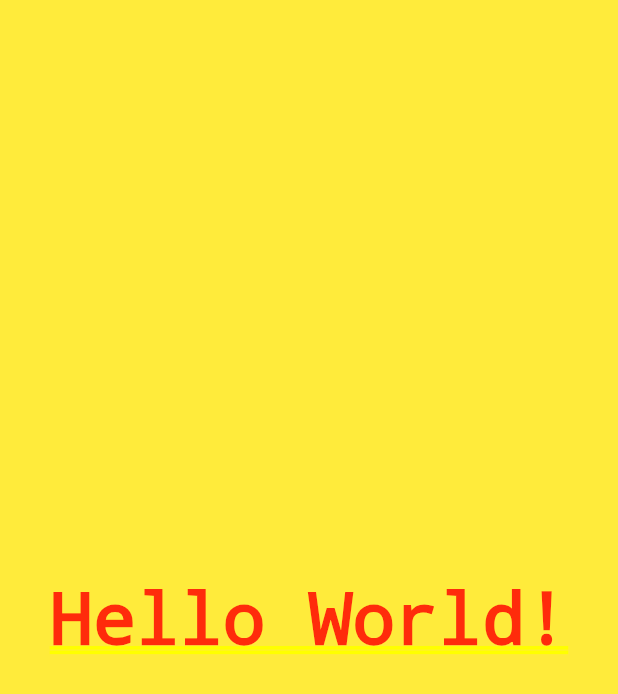
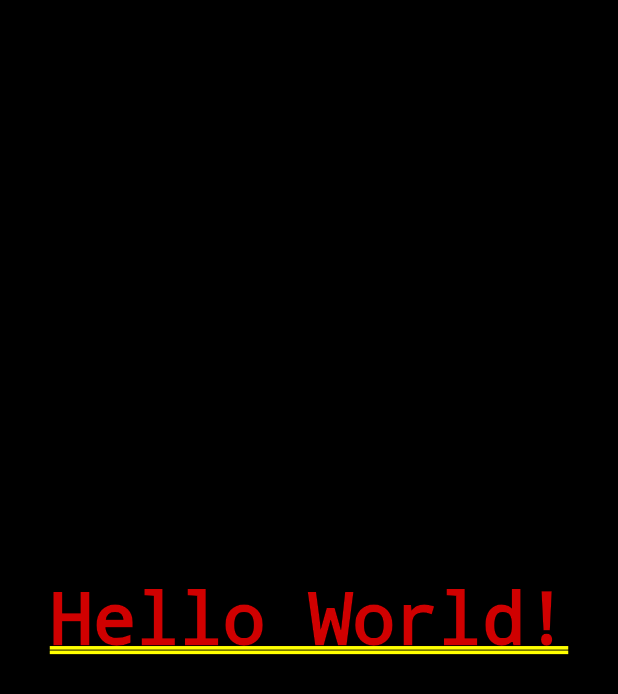
Before and after one commit to barrosar2022/programacao_para_dispositivos_moveis, a Flutter app: the screen it shows after launch, on a phone screen of 412 x 824 dp. Shown: the top 694 px of the screen. Run offline on Flutter 3.47's test engine with Material 2 defaults, Android fonts, the phone set to English and light mode, and no system bars.

Commit message:
Versão 02

```diff
--- a/lib/main.dart
+++ b/lib/main.dart
@@ -1,12 +1,20 @@
 import 'package:flutter/material.dart';
 
 void main(){
-  runApp(MaterialApp(
-    home: Container(
-      color: Colors.yellow,
-      alignment: Alignment.center,
-      child: Text('Hello World!'),
+  runApp(MyApp());
+}
+
+class MyApp extends StatelessWidget {
+  const MyApp({Key? key}) : super(key: key);
+
+  @override
+  Widget build(BuildContext context) {
+    return MaterialApp(
+      home: Container(
+        color: Colors.black,
+        alignment: Alignment.center,
+        child: Text('Hello World!'),
       ),
-    ),
-  );
+    );
+  }
 }
```
